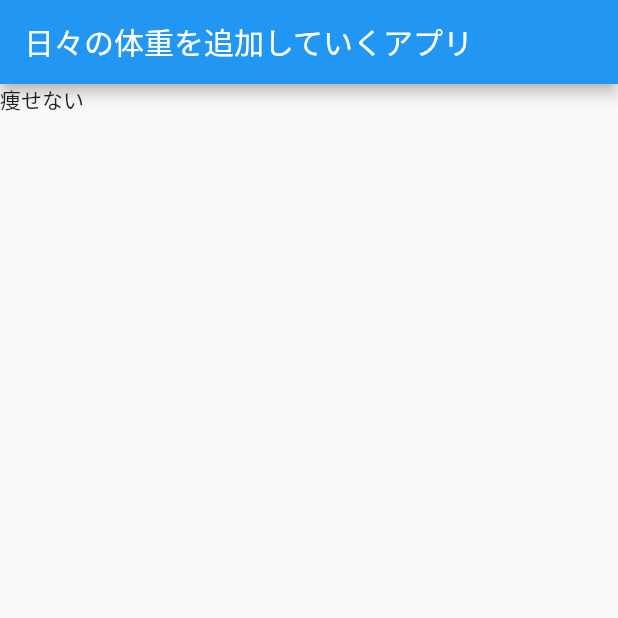
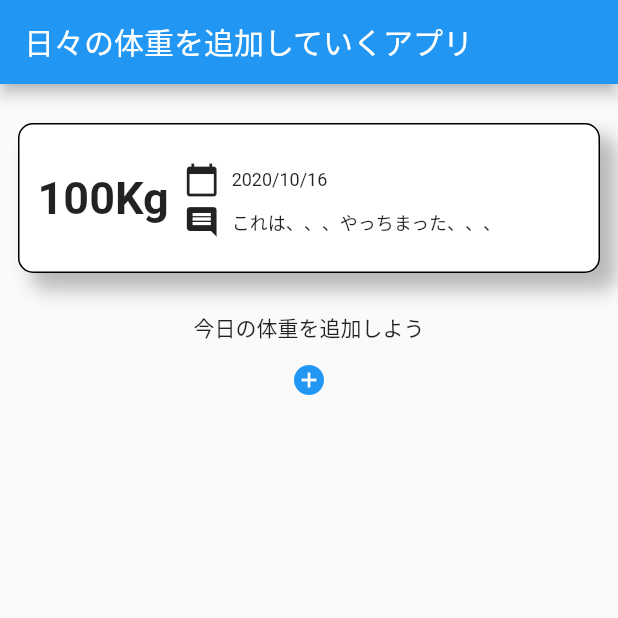
Before and after one commit to lo-quat/weight-management-app, a Flutter app: the screen it shows after launch, on a phone screen of 412 x 824 dp, the top half of it. Run offline on Flutter 3.47's test engine with Material 2 defaults, Android fonts, the phone set to English and light mode, and no system bars.

Commit message:
Add card

```diff
--- a/lib/my_page/my_page.dart
+++ b/lib/my_page/my_page.dart
@@ -10,7 +10,104 @@ class MyPage extends StatelessWidget {
       appBar: AppBar(
         title: Text('日々の体重を追加していくアプリ'),
       ),
-      body: Text('痩せない'),
+      body: Center(
+        child: Column(
+          children: [
+            Container(
+              height: 100,
+              margin: EdgeInsets.symmetric(
+                horizontal: 12,
+                vertical: 26,
+              ),
+              decoration: BoxDecoration(
+                color: Colors.white,
+                boxShadow: [
+                  BoxShadow(
+                    color: Colors.black26,
+                    spreadRadius: 1,
+                    blurRadius: 10,
+                    offset: Offset(10, 10),
+                  ),
+                ],
+                border: Border.all(color: Colors.black),
+                borderRadius: BorderRadius.circular(10),
+              ),
+              child: Row(
+                children: [
+                  Padding(
+                    padding: const EdgeInsets.only(left: 12),
+                    child: Text(
+                      '100Kg',
+                      style:
+                          TextStyle(fontWeight: FontWeight.bold, fontSize: 30),
+                    ),
+                  ),
+                  const SizedBox(
+                    width: 10,
+                  ),
+                  Expanded(
+                    child: Column(
+                      mainAxisAlignment: MainAxisAlignment.center,
+                      crossAxisAlignment: CrossAxisAlignment.start,
+                      children: [
+                        Padding(
+                          padding: const EdgeInsets.symmetric(vertical: 4),
+                          child: Row(
+                            children: [
+                              SizedBox(
+                                width: 24,
+                                child: Icon(Icons.calendar_today),
+                              ),
+                              SizedBox(
+                                width: 8,
+                              ),
+                              Text(
+                                '2020/10/16',
+                                style: const TextStyle(
+                                  fontSize: 12,
+                                ),
+                              ),
+                            ],
+                          ),
+                        ),
+                        Row(
+                          children: [
+                            SizedBox(
+                              width: 24,
+                              child: Icon(Icons.comment),
+                            ),
+                            SizedBox(
+                              width: 8,
+                            ),
+                            Text(
+                              'これは、、、やっちまった、、、',
+                              style: const TextStyle(
+                                fontSize: 12,
+                              ),
+                            ),
+                          ],
+                        ),
+                      ],
+                    ),
+                  ),
+                ],
+              ),
+            ),
+            Text(
+              '今日の体重を追加しよう',
+            ),
+            IconButton(
+              icon: Icon(
+                Icons.add_circle,
+                color: Colors.blue,
+              ),
+              onPressed: () {
+                print('押された');
+              },
+            )
+          ],
+        ),
+      ),
     );
   }
 }
```
